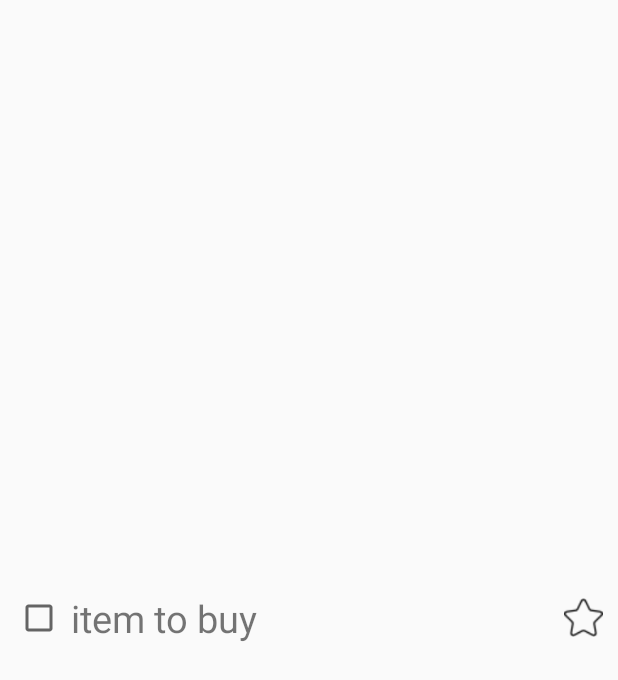
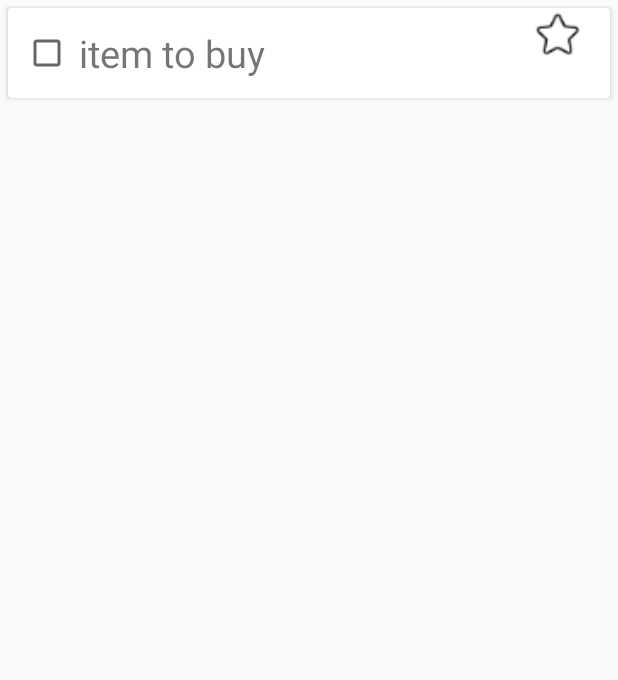
Before and after one commit to aleksandranowominska/Shopping-List, an Android app: the layout single_item_cell.xml on its own in the app's theme, with its tools: preview values and no code run, on a phone screen of 412 x 824 dp. Shown: the top 680 px of the screen. Run offline under Robolectric (Android 15) with nearby library versions, the phone set to English and light mode, and no system bars.

Commit message:
card view for active shopping list

```diff
--- a/app/build.gradle
+++ b/app/build.gradle
@@ -27,5 +27,6 @@ dependencies {
     compile 'com.android.support:appcompat-v7:26.+'
     compile 'com.android.support.constraint:constraint-layout:1.0.2'
     compile 'com.google.code.gson:gson:2.8.2'
+    compile 'com.android.support:cardview-v7:26.1.0'
     testCompile 'junit:junit:4.12'
 }
--- a/app/src/main/java/pl/ola/extrashoppinglist/ShoppingListArrayAdapter.java
+++ b/app/src/main/java/pl/ola/extrashoppinglist/ShoppingListArrayAdapter.java
@@ -16,7 +16,6 @@ import android.widget.CompoundButton;
 import android.widget.ImageView;
 import android.widget.TextView;
 
-import java.util.Comparator;
 import java.util.List;
 
 import static android.content.Context.ALARM_SERVICE;
--- a/app/src/main/res/layout/single_item_cell.xml
+++ b/app/src/main/res/layout/single_item_cell.xml
@@ -1,35 +1,49 @@
 <?xml version="1.0" encoding="utf-8"?>
-<RelativeLayout xmlns:android="http://schemas.android.com/apk/res/android"
-    android:orientation="vertical" android:layout_width="match_parent"
+<LinearLayout xmlns:android="http://schemas.android.com/apk/res/android"
+    android:layout_width="match_parent"
+    android:layout_height="wrap_content">
+
+    <android.support.v7.widget.CardView
+        android:layout_width="match_parent"
+        android:layout_height="60dp"
+        android:layout_gravity="center"
+        android:layout_margin="5dp">
+
+        <RelativeLayout
+            android:layout_width="match_parent"
             android:layout_height="match_parent">
 
             <CheckBox
                 android:id="@+id/item_checkbox"
                 android:layout_width="wrap_content"
                 android:layout_height="wrap_content"
+                android:layout_centerVertical="true"
                 android:layout_marginLeft="10dp"
-        android:layout_centerVertical="true"
-        android:focusable="false"/>
+                android:focusable="false" />
+
             <TextView
                 android:id="@+id/item_name"
-        android:layout_toRightOf="@+id/item_checkbox"
-        android:layout_marginLeft="5dp"
-        android:layout_centerVertical="true"
                 android:layout_width="wrap_content"
                 android:layout_height="wrap_content"
+                android:layout_centerVertical="true"
+                android:layout_marginLeft="5dp"
+                android:layout_toRightOf="@+id/item_checkbox"
                 android:clickable="false"
                 android:focusable="false"
                 android:focusableInTouchMode="false"
                 android:text="item to buy"
-        android:textSize="25dp"/>
+                android:textSize="25dp" />
 
             <ImageView
                 android:id="@+id/item_star"
-        android:layout_width="26dp"
-        android:layout_height="26dp"
-        android:layout_centerVertical="true"
+                android:layout_width="50dp"
+                android:layout_height="50dp"
                 android:layout_alignParentRight="true"
+                android:layout_alignParentTop="true"
                 android:layout_marginRight="10dp"
-        android:src="@drawable/star_off"
-        android:clickable="true"/>
+                android:clickable="true"
+                android:src="@drawable/star_off" />
         </RelativeLayout>
+
+    </android.support.v7.widget.CardView>
+</LinearLayout>
--- a/app/src/main/res/values/colors.xml
+++ b/app/src/main/res/values/colors.xml
@@ -1,6 +1,6 @@
 <?xml version="1.0" encoding="utf-8"?>
 <resources>
-    <color name="colorPrimary">#3F51B5</color>
-    <color name="colorPrimaryDark">#303F9F</color>
-    <color name="colorAccent">#FF4081</color>
+    <color name="colorPrimary">#b53fb5</color>
+    <color name="colorPrimaryDark">#8e309f</color>
+    <color name="colorAccent">#40ff43</color>
 </resources>
--- a/build.gradle
+++ b/build.gradle
@@ -3,6 +3,7 @@
 buildscript {
     repositories {
         jcenter()
+        google()
     }
     dependencies {
         classpath 'com.android.tools.build:gradle:3.0.0'
@@ -15,6 +16,7 @@ buildscript {
 allprojects {
     repositories {
         jcenter()
+        google()
     }
 }
 
```
Also changed, not shown: app/src/main/res/drawable-xhdpi/star_off.png (added), app/src/main/res/drawable-xhdpi/star_on.png (added), app/src/main/res/drawable/star_off_old.png (renamed from app/src/main/res/drawable/star_off.png), app/src/main/res/drawable/star_on_old.png (renamed from app/src/main/res/drawable/star_on.png). Lines whose indentation alone changed are shown as unchanged.
